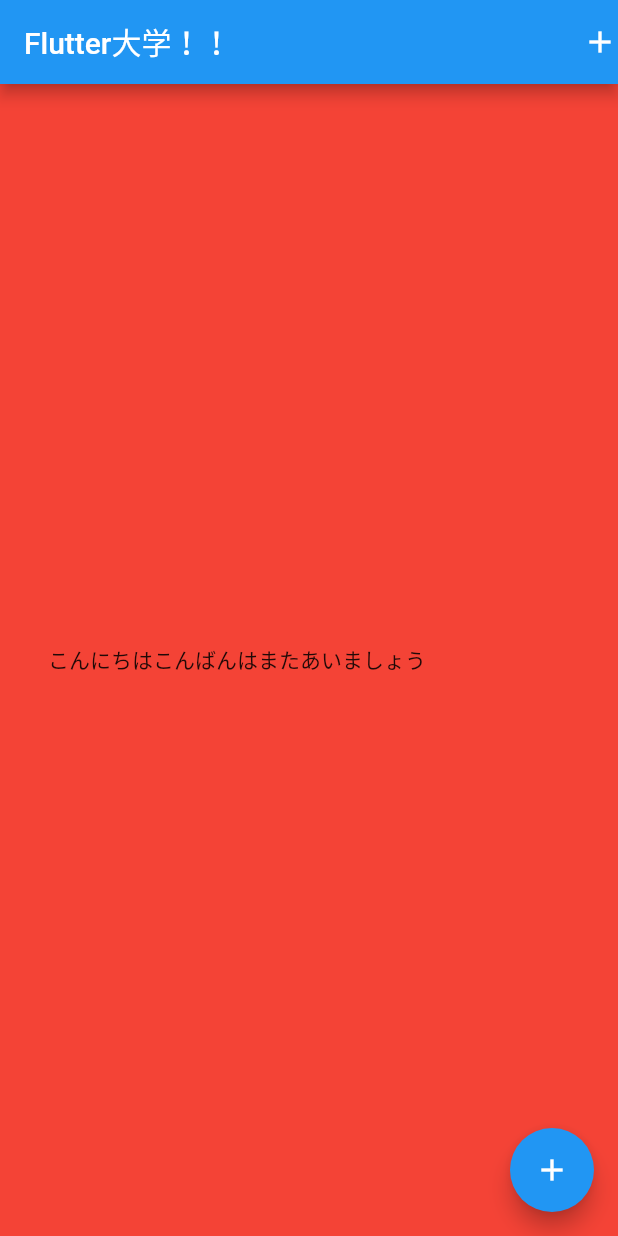
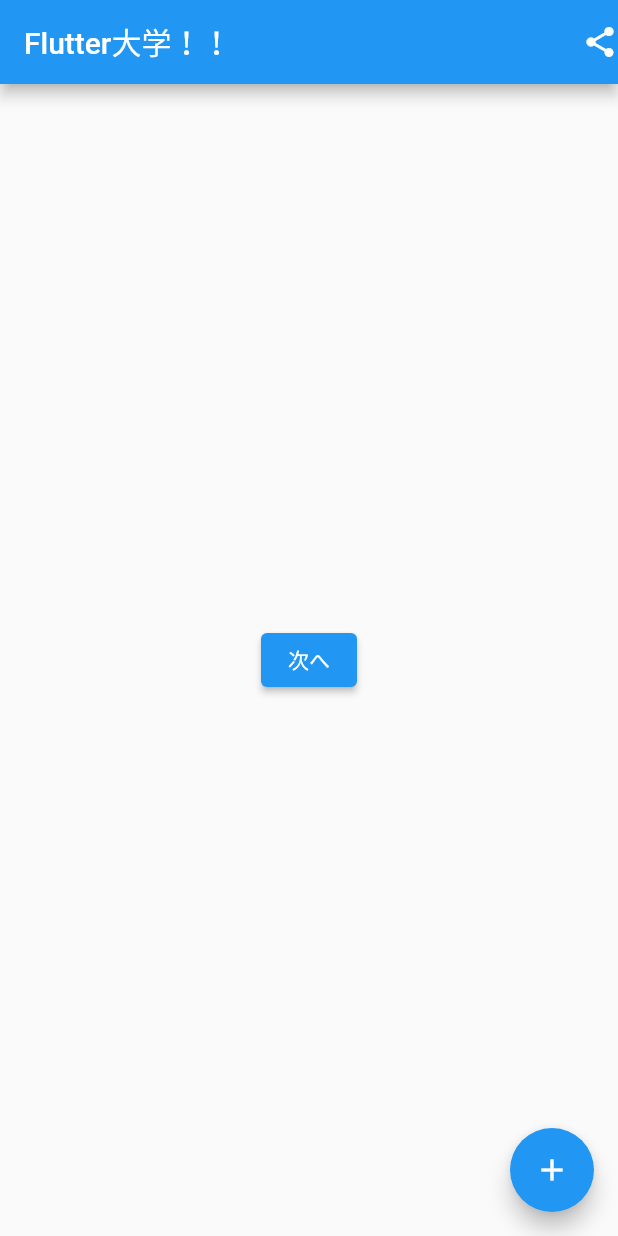
Before and after one commit to masakikono/flutter_univ, a Flutter app: the screen it shows after launch, on a phone screen of 412 x 824 dp. Run offline on Flutter 3.47's test engine with Material 2 defaults, Android fonts, the light colour scheme and no system bars.

Commit message:
add:画面遷移

```diff
--- a/lib/main.dart
+++ b/lib/main.dart
@@ -1,4 +1,5 @@
 import 'package:flutter/material.dart';
+import 'package:flutter_univ/next_page.dart';
 
 void main() {
   runApp(const MyApp());
@@ -44,21 +45,20 @@
       appBar: AppBar(
         title: Text("Flutter大学！！"),
         actions: <Widget>[
-          Icon(Icons.add),
+          Icon(Icons.share),
         ],
       ),
-      body: Container(
-        height: double.infinity,
-        color: Colors.red,
-        child: Padding(
-          padding: const EdgeInsets.all(32.0),
-          child: Row(
-            children: <Widget>[
-              Text("こんにちは"),
-              Text("こんばんは"),
-              Text("またあいましょう"),
-            ],
-          ),
+      body: Center(
+        child: ElevatedButton(
+          child: Text('次へ'),
+          onPressed: () {
+            Navigator.push(
+              context,
+              MaterialPageRoute(
+                builder: (context) => NextPage(),
+              ),
+            );
+          },
         ),
       ),
       floatingActionButton: FloatingActionButton(
```
Also changed, not shown: lib/next_page.dart (added, +16 -0 lines).
